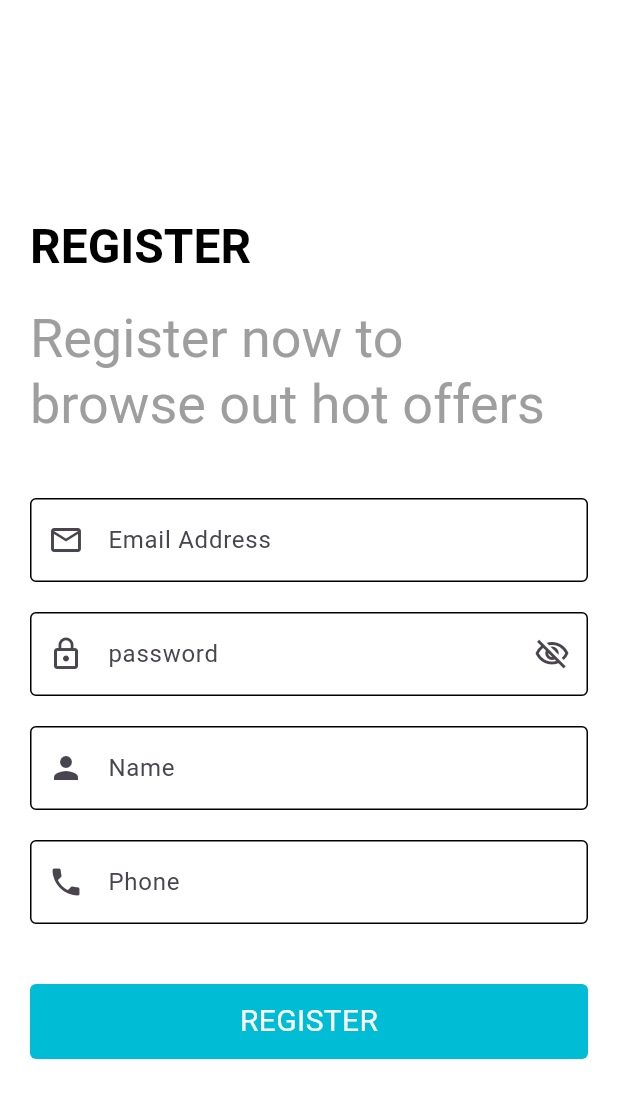
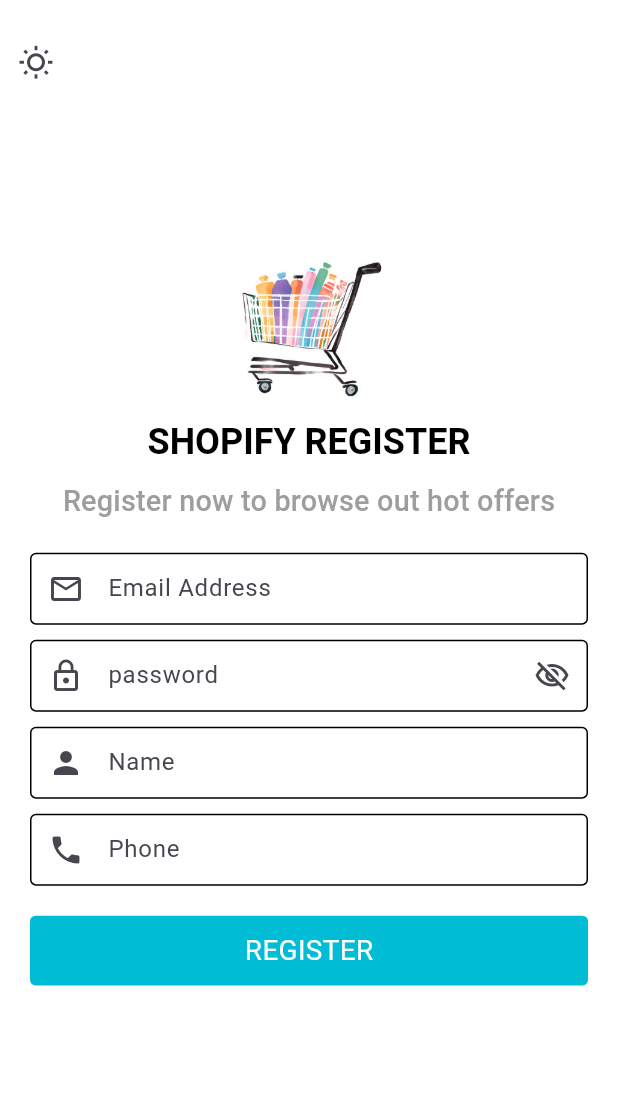
Before and after one commit to MuhammadDev01/shop_app, a Flutter app: the LoginPage screen opened directly, after a tap on "REGISTER", on a phone screen of 412 x 824 dp. Shown: the top 1098 px of the screen. Run offline on Flutter 3.47's test engine with Material 3 defaults, Android fonts, the light colour scheme and no system bars; our stand-ins replace carousel_slider, conditional_builder_null_safety, device_preview, dio, flutter_bloc, fluttertoast and 2 more; accounts and stored records are empty; network calls fail; Roboto replaces fonts that are missing (REM).

Commit message:
add logo , darkmode ,refactor and responsive register page

```diff
--- a/lib/components/constants.dart
+++ b/lib/components/constants.dart
@@ -1,3 +1,5 @@
+import 'package:flutter/material.dart';
+
 const String kOnBoarding = 'onboaring';
 const String kOnLogging = 'onlogging';
 
@@ -5,3 +7,5 @@
 
 const String darkLogoImage = 'assets/images/logo_dark.png';
 const String logoImage = 'assets/images/logo.png';
+
+//ThemeMode currentTheme = ThemeMode.light;
--- a/lib/components/custom_text_form_field.dart
+++ b/lib/components/custom_text_form_field.dart
@@ -33,6 +33,7 @@
         },
         decoration: InputDecoration(
           prefixIcon: prefixIcon,
+          contentPadding: EdgeInsets.zero,
           label: label,
           hintText: hintText,
           suffixIcon: suffixIcon,
--- /dev/null
+++ b/lib/cubit/app/app_cubit.dart
@@ -0,0 +1,17 @@
+import 'package:flutter/material.dart';
+import 'package:flutter_bloc/flutter_bloc.dart';
+
+part 'app_state.dart';
+
+class AppCubit extends Cubit<AppStates> {
+  AppCubit() : super(AppCubitInitial());
+  static AppCubit get(context) => BlocProvider.of(context);
+
+  ThemeMode currentTheme = ThemeMode.light;
+  changeTheme() {
+    currentTheme == ThemeMode.light
+        ? currentTheme = ThemeMode.dark
+        : currentTheme = ThemeMode.light;
+    emit(ChangeThemeAppState());
+  }
+}
--- /dev/null
+++ b/lib/cubit/app/app_state.dart
@@ -0,0 +1,7 @@
+part of 'app_cubit.dart';
+
+@immutable
+sealed class AppStates {}
+
+final class AppCubitInitial extends AppStates {}
+final class ChangeThemeAppState extends AppStates {}
--- /dev/null
+++ b/lib/cubit/auth/auth_state.dart
@@ -0,0 +1,6 @@
+part of 'auth_cubit.dart';
+
+@immutable
+sealed class AuthState {}
+
+final class AuthInitial extends AuthState {}
--- a/lib/cubit/home/home_cubit.dart
+++ b/lib/cubit/home/home_cubit.dart
@@ -7,7 +7,7 @@
 import 'package:shop_app/models/favourites_model.dart';
 import 'package:shop_app/models/get_favourites_model.dart';
 import 'package:shop_app/models/home_model.dart';
-import 'package:shop_app/models/login_model.dart';
+import 'package:shop_app/models/auth_model.dart';
 import 'package:shop_app/pages/category_page.dart';
 import 'package:shop_app/pages/favourite_page.dart';
 import 'package:shop_app/pages/product_page.dart';
@@ -115,14 +115,14 @@
     });
   }
 
-  LoginModel? userModel;
+  AuthModel? userModel;
   void getProfileData() {
     emit(GetProfileLoadingState());
     DioHelper.getData(
       url: pROFILE,
       token: token,
     ).then((value) {
-      userModel = LoginModel.fromJson(value.data);
+      userModel = AuthModel.fromJson(value.data);
       emit(GetProfileSuccessState(userModel: userModel!));
     });
   }
@@ -144,7 +144,7 @@
         'phone': phone,
       },
     ).then((value) {
-      userModel = LoginModel.fromJson(value.data);
+      userModel = AuthModel.fromJson(value.data);
       emit(UpdateProfileSuccessState(updateUserModel: userModel!));
     }).catchError((error) {
       debugPrint(error.toString());
--- a/lib/cubit/home/home_state.dart
+++ b/lib/cubit/home/home_state.dart
@@ -40,7 +40,7 @@
 final class GetProfileLoadingState extends HomeStates {}
 
 final class GetProfileSuccessState extends HomeStates {
-  final LoginModel userModel;
+  final AuthModel userModel;
 
   GetProfileSuccessState({required this.userModel});
 }
@@ -50,7 +50,7 @@
 final class UpdateProfileLoadingState extends HomeStates {}
 
 final class UpdateProfileSuccessState extends HomeStates {
-  final LoginModel updateUserModel;
+  final AuthModel updateUserModel;
 
   UpdateProfileSuccessState({required this.updateUserModel});
 }
--- a/lib/cubit/login/login_cubit.dart
+++ b/lib/cubit/login/login_cubit.dart
@@ -1,14 +1,15 @@
 import 'package:flutter/material.dart';
 import 'package:flutter_bloc/flutter_bloc.dart';
+import 'package:shop_app/components/constants.dart';
 import 'package:shop_app/cubit/login/login_state.dart';
 import 'package:shop_app/helper/dio_helper.dart';
 import 'package:shop_app/helper/end_points.dart';
-import 'package:shop_app/models/login_model.dart';
+import 'package:shop_app/models/auth_model.dart';
 
 class LoginCubit extends Cubit<LoginStates> {
   LoginCubit() : super(LoginInitialState());
   static LoginCubit get(context) => BlocProvider.of(context);
-  LoginModel? loginModel;
+  AuthModel? loginModel;
   bool isSecure = true;
   IconData suffixIcon = Icons.visibility_off_outlined;
   changePasswordIcon() {
@@ -18,13 +19,13 @@
     emit(ChangePasswordIconState());
   }
 
-  ThemeMode currentTheme = ThemeMode.light;
-  changeTheme(BuildContext context) {
-    currentTheme == ThemeMode.light
-        ? currentTheme = ThemeMode.dark
-        : currentTheme = ThemeMode.light;
-    emit(ChangeThemeAppState());
-  }
+  //ThemeMode currentTheme = ThemeMode.light;
+  // changeTheme() {
+  //   currentTheme == ThemeMode.light
+  //       ? currentTheme = ThemeMode.dark
+  //       : currentTheme = ThemeMode.light;
+  //   emit(ChangeThemeAppState());
+  // }
 
   Future<void> userLogin({
     required String email,
@@ -39,7 +40,7 @@
         'password': password,
       },
     ).then((value) {
-      loginModel = LoginModel.fromJson(value.data);
+      loginModel = AuthModel.fromJson(value.data);
       emit(LoginSuccessState(loginModel: loginModel));
     }).catchError((error) {
       emit(LoginFailureState(errorMassege: error.toString()));
--- a/lib/cubit/login/login_state.dart
+++ b/lib/cubit/login/login_state.dart
@@ -1,4 +1,4 @@
-import 'package:shop_app/models/login_model.dart';
+import 'package:shop_app/models/auth_model.dart';
 
 abstract class LoginStates {}
 
@@ -7,7 +7,7 @@
 final class LoginLoadingState extends LoginStates {}
 
 final class LoginSuccessState extends LoginStates {
-  final LoginModel? loginModel;
+  final AuthModel? loginModel;
 
   LoginSuccessState({this.loginModel});
 }
--- a/lib/cubit/register/register_state.dart
+++ b/lib/cubit/register/register_state.dart
@@ -1,4 +1,4 @@
-import 'package:shop_app/models/login_model.dart';
+import 'package:shop_app/models/auth_model.dart';
 
 abstract class RegisterStates {}
 
@@ -7,7 +7,7 @@
 final class RegisterLoadingState extends RegisterStates {}
 
 final class RegisterSuccessState extends RegisterStates {
-  final LoginModel? registerModel;
+  final AuthModel? registerModel;
 
   RegisterSuccessState({this.registerModel});
 }
@@ -19,3 +19,5 @@
 }
 
 final class ChangePasswordIconState extends RegisterStates {}
+
+final class RegisterChangeThemeAppState extends RegisterStates {}
--- a/lib/models/login_model.dart
+++ b/lib/models/auth_model.dart
@@ -1,9 +1,9 @@
-class LoginModel {
+class AuthModel {
   late bool status;
   String? message;
   Data? data;
 
-  LoginModel.fromJson(Map<String, dynamic> json) {
+  AuthModel.fromJson(Map<String, dynamic> json) {
     status = json['status'];
     message = json['message'];
     data = json['data'] != null ? Data.formJson(json['data']) : null;
--- a/lib/pages/login_page.dart
+++ b/lib/pages/login_page.dart
@@ -5,6 +5,7 @@
 import 'package:shop_app/components/custom_button.dart';
 import 'package:shop_app/components/custom_text_form_field.dart';
 import 'package:shop_app/components/show_toast.dart';
+import 'package:shop_app/cubit/app/app_cubit.dart';
 import 'package:shop_app/utils/app_theme.dart';
 import 'package:shop_app/cubit/login/login_cubit.dart';
 import 'package:shop_app/cubit/login/login_state.dart';
@@ -61,17 +62,21 @@
                   ),
                 ),
               ),
-              IconButton(
-                padding: EdgeInsets.symmetric(vertical: 30),
-                onPressed: () {
-                  LoginCubit.get(context).changeTheme(context);
-                },
-                icon: Icon(Icons.wb_sunny_outlined),
-              ),
+              _darkModeCustomButton(context),
             ],
           ),
         );
       },
+    );
+  }
+
+  IconButton _darkModeCustomButton(BuildContext context) {
+    return IconButton(
+      padding: EdgeInsets.symmetric(vertical: 30),
+      onPressed: () {
+        AppCubit.get(context).changeTheme();
+      },
+      icon: Icon(Icons.wb_sunny_outlined),
     );
   }
 
@@ -99,8 +104,6 @@
   }
 
   Widget _loginFields(BuildContext context) {
-    return BlocBuilder<LoginCubit, LoginStates>(
-      builder: (context, state) {
     return Column(
       children: [
         customTextFormField(
@@ -108,8 +111,7 @@
           label: const Text('Email Address'),
           prefixIcon: const Icon(Icons.email_outlined),
           textInputType: TextInputType.emailAddress,
-              borderColor:
-                  LoginCubit.get(context).currentTheme == ThemeMode.dark
+          borderColor: AppCubit.get(context).currentTheme == ThemeMode.dark
               ? Colors.white
               : Colors.black,
         ),
@@ -130,8 +132,7 @@
           prefixIcon: const Icon(Icons.lock_outline),
           obscureText: LoginCubit.get(context).isSecure,
           textInputType: TextInputType.visiblePassword,
-              borderColor:
-                  LoginCubit.get(context).currentTheme == ThemeMode.dark
+          borderColor: AppCubit.get(context).currentTheme == ThemeMode.dark
               ? Colors.white
               : Colors.black,
           suffixIcon: IconButton(
@@ -142,8 +143,6 @@
           ),
         ),
       ],
-        );
-      },
     );
   }
 
@@ -185,12 +184,11 @@
         ),
         TextButton(
           onPressed: () {
-            Navigator.pushAndRemoveUntil(
+            Navigator.push(
               context,
               MaterialPageRoute(
-                builder: (context) => const RegisterPage(),
+                builder: (context) => RegisterPage(),
               ),
-              (route) => false,
             );
           },
           child: Text(
@@ -204,7 +202,7 @@
     );
   }
 
-  //functions
+  //methods
   Future<void> loginToHomeMethod(
       LoginSuccessState state, BuildContext context) async {
     await CachedHelper.saveData(
--- a/lib/pages/register_page.dart
+++ b/lib/pages/register_page.dart
@@ -5,22 +5,16 @@
 import 'package:shop_app/components/custom_button.dart';
 import 'package:shop_app/components/custom_text_form_field.dart';
 import 'package:shop_app/components/show_toast.dart';
+import 'package:shop_app/cubit/app/app_cubit.dart';
+import 'package:shop_app/cubit/login/login_cubit.dart';
 import 'package:shop_app/utils/app_theme.dart';
-import 'package:shop_app/cubit/login/login_cubit.dart';
 import 'package:shop_app/cubit/register/register_cubit.dart';
 import 'package:shop_app/cubit/register/register_state.dart';
 import 'package:shop_app/helper/cached_helper.dart';
 import 'package:shop_app/layout/home_layout.dart';
 
-// ignore: must_be_immutable
-class RegisterPage extends StatefulWidget {
-  const RegisterPage({super.key});
-
-  @override
-  State<RegisterPage> createState() => _RegisterPageState();
-}
-
-class _RegisterPageState extends State<RegisterPage> {
+class RegisterPage extends StatelessWidget {
+  RegisterPage({super.key});
   final formKey = GlobalKey<FormState>();
   final emailController = TextEditingController();
   final passwordController = TextEditingController();
@@ -32,7 +26,7 @@
       listener: (context, state) {
         if (state is RegisterSuccessState) {
           if (state.registerModel!.status) {
-            registerToHomeMethod(state);
+            registerToHomeMethod(state, context);
           } else {
             showToast(
               message: state.registerModel!.message!,
@@ -41,91 +35,129 @@
           }
         }
       },
-      builder: (context, state) {
+      builder: (_, state) {
         return Scaffold(
-          appBar: AppBar(),
-          body: Padding(
+          backgroundColor: Theme.of(context).scaffoldBackgroundColor,
+          body: Stack(
+            alignment: Alignment.topLeft,
+            children: [
+              Padding(
                 padding: const EdgeInsets.all(20.0),
-            child: Center(
-              child: SingleChildScrollView(
                 child: Form(
                   key: formKey,
+                  child: Center(
                     child: Column(
-                    crossAxisAlignment: CrossAxisAlignment.start,
+                      //crossAxisAlignment: CrossAxisAlignment.center,
+                      mainAxisAlignment: MainAxisAlignment.center,
                       children: [
-                      Text(
-                        'REGISTER',
-                        style:
-                            Theme.of(context).textTheme.headlineLarge!.copyWith(
-                                  color: Colors.black,
-                                  fontWeight: FontWeight.bold,
-                                ),
-                      ),
+                        _registerTitleAndLogo(context),
                         const SizedBox(
                           height: 20,
                         ),
-                      Text(
-                        'Register now to browse out hot offers',
-                        style:
-                            Theme.of(context).textTheme.displaySmall!.copyWith(
-                                  color: Colors.grey,
+                        _registerFields(context),
+                        const SizedBox(
+                          height: 20,
+                        ),
+                        _registerButton(state),
+                      ],
                     ),
                   ),
-                      const SizedBox(
-                        height: 40,
                 ),
+              ),
+              _darkModeCustomButton(context),
+            ],
+          ),
+        );
+      },
+    );
+  }
+
+  ConditionalBuilder _registerButton(RegisterStates state) {
+    return ConditionalBuilder(
+      condition: state is! RegisterLoadingState,
+      fallback: (context) => const Center(child: CircularProgressIndicator()),
+      builder: (context) => FittedBox(
+        fit: BoxFit.scaleDown,
+        child: customButton(
+          onTap: () {
+            if (formKey.currentState!.validate()) {
+              RegisterCubit.get(context).userRegister(
+                email: emailController.text,
+                password: passwordController.text,
+                name: nameController.text,
+                phone: phoneController.text,
+              );
+            }
+          },
+          textbutton: 'register',
+          color: defaultColor,
+        ),
+      ),
+    );
+  }
+
+//widgets
+  IconButton _darkModeCustomButton(BuildContext context) {
+    return IconButton(
+      padding: EdgeInsets.symmetric(vertical: 30),
+      onPressed: () {
+        RegisterCubit.get(context).changeTheme(context);
+      },
+      icon: Icon(Icons.wb_sunny_outlined),
+    );
+  }
+
+  Widget _registerFields(BuildContext context) {
+    return Column(
+      children: [
         customTextFormField(
           controller: emailController,
           label: const Text('Email Address'),
           prefixIcon: const Icon(Icons.email_outlined),
           textInputType: TextInputType.emailAddress,
-                        borderColor: LoginCubit.get(context).currentTheme ==
-                                ThemeMode.dark
+          borderColor: AppCubit.get(context).currentTheme == ThemeMode.dark
               ? Colors.white
               : Colors.black,
         ),
         const SizedBox(
-                        height: 20,
+          height: 10,
         ),
         customTextFormField(
           controller: passwordController,
           label: const Text('password'),
           prefixIcon: const Icon(Icons.lock_outline),
-                        obscureText: LoginCubit.get(context).isSecure,
+          obscureText: RegisterCubit.get(context).isSecure,
           textInputType: TextInputType.visiblePassword,
-                        borderColor: LoginCubit.get(context).currentTheme ==
-                                ThemeMode.dark
+          borderColor: AppCubit.get(context).currentTheme == ThemeMode.dark
               ? Colors.white
               : Colors.black,
           suffixIcon: IconButton(
             onPressed: () {
-                            LoginCubit.get(context).changePasswordIcon();
+              RegisterCubit.get(context).changePasswordIcon();
             },
-                          icon: Icon(LoginCubit.get(context).suffixIcon),
+            icon: Icon(RegisterCubit.get(context).suffixIcon),
           ),
         ),
         const SizedBox(
-                        height: 20,
+          height: 10,
         ),
         customTextFormField(
           controller: nameController,
           label: const Text('Name'),
           prefixIcon: const Icon(Icons.person),
           textInputType: TextInputType.name,
-                        borderColor: LoginCubit.get(context).currentTheme ==
-                                ThemeMode.dark
+          borderColor: AppCubit.get(context).currentTheme == ThemeMode.dark
               ? Colors.white
               : Colors.black,
         ),
         const SizedBox(
-                        height: 20,
+          height: 10,
         ),
         customTextFormField(
           controller: phoneController,
           label: const Text('Phone'),
           prefixIcon: const Icon(Icons.phone),
-                        borderColor: LoginCubit.get(context).currentTheme ==
-                                ThemeMode.dark
+          borderColor: AppCubit.get(context).currentTheme == ThemeMode.dark
               ? Colors.white
               : Colors.black,
           textInputType: TextInputType.phone,
@@ -140,49 +172,43 @@
             }
           },
         ),
-                      const SizedBox(
-                        height: 40,
-                      ),
-                      ConditionalBuilder(
-                        condition: state is! RegisterLoadingState,
-                        fallback: (context) =>
-                            const Center(child: CircularProgressIndicator()),
-                        builder: (context) => customButton(
-                          onTap: () {
-                            if (formKey.currentState!.validate()) {
-                              RegisterCubit.get(context).userRegister(
-                                email: emailController.text,
-                                password: passwordController.text,
-                                name: nameController.text,
-                                phone: phoneController.text,
-                              );
-                            }
-                          },
-                          textbutton: 'register',
-                          color: defaultColor,
-                        ),
-                      ),
-                      const SizedBox(
-                        height: 30,
-                      ),
       ],
-                  ),
-                ),
-              ),
-            ),
-          ),
-        );
-      },
     );
   }
 
-  void registerToHomeMethod(RegisterSuccessState state) async {
+  Column _registerTitleAndLogo(BuildContext context) {
+    return Column(
+      children: [
+        Image.asset(
+          logoImage,
+          scale: 10,
+        ),
+        const SizedBox(
+          height: 10,
+        ),
+        Text(
+          'shopify register'.toUpperCase(),
+          style: Theme.of(context).textTheme.titleLarge,
+        ),
+        const SizedBox(
+          height: 10,
+        ),
+        Text(
+          'Register now to browse out hot offers',
+          style: Theme.of(context).textTheme.titleMedium,
+        ),
+      ],
+    );
+  }
+
+  //methods
+  void registerToHomeMethod(
+      RegisterSuccessState state, BuildContext context) async {
     await CachedHelper.saveData(
-        key: kOnLogging, value: state.registerModel!.data!.token);
-
+            key: kOnLogging, value: state.registerModel!.data!.token)
+        .then((value) {
+      if (value && context.mounted) {
         token = state.registerModel!.data!.token!;
-
-    if (mounted) {
         Navigator.pushAndRemoveUntil(
           context,
           MaterialPageRoute(
@@ -191,5 +217,6 @@
           (route) => false,
         );
       }
+    });
   }
 }
--- a/lib/utils/app_theme.dart
+++ b/lib/utils/app_theme.dart
@@ -42,10 +42,10 @@
     );
 
 ThemeData darkTheme(BuildContext context) => ThemeData(
+      scaffoldBackgroundColor: const Color(0xff27292a),
       primarySwatch: defaultColor,
       brightness: Brightness.dark,
       fontFamily: 'REM',
-      // primaryTextTheme: TextTheme(),
       appBarTheme: const AppBarTheme(
         titleSpacing: 20,
         backgroundColor: Color(0xff27292a),
@@ -64,14 +64,12 @@
           size: 32,
         ),
       ),
-      scaffoldBackgroundColor: const Color(0xff27292a),
       textTheme: TextTheme(
         titleLarge: AppStyle.style30Semibold(context).copyWith(
           color: Colors.white,
         ),
         titleMedium: AppStyle.style28Medium(context),
       ),
-
       bottomNavigationBarTheme: const BottomNavigationBarThemeData(
         type: BottomNavigationBarType.fixed,
         backgroundColor: Color(0xff27292a),
```
Also changed, not shown: lib/cubit/auth/auth_cubit.dart (added, +9 -0 lines), lib/cubit/register/register_cubit.dart (+11 -3 lines), lib/main.dart (+6 -2 lines), lib/pages/search_page.dart (+6 -2 lines), lib/pages/settings_page.dart (+5 -8 lines). Lines whose indentation alone changed are shown as unchanged.
